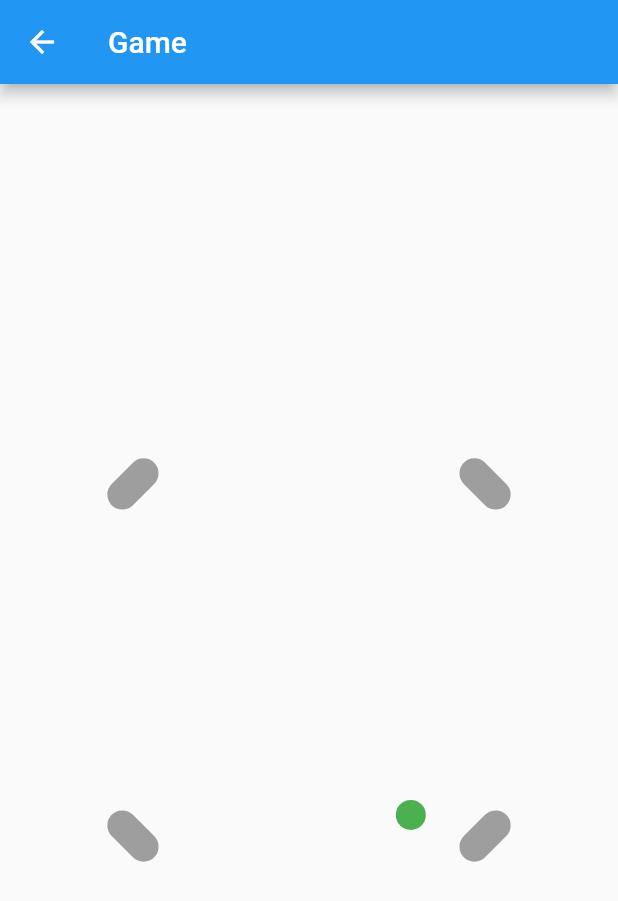
After one commit to BIGCR/flutter-ui-challenges, a Flutter app: the CornerCross screen opened by its route, on a phone screen of 412 x 824 dp. The commit adds this screen. Shown: the top 901 px of the screen. Run offline on Flutter 3.47's test engine with Material 2 defaults, Android fonts, the phone set to English and light mode, and no system bars; our stand-ins replace outline_material_icons.

Commit message:
Tween sequence animation working as expected for when player object should alter direction

```diff
--- /dev/null
+++ b/lib/cornercross/corner_cross.dart
@@ -0,0 +1,350 @@
+import 'dart:math';
+
+import 'package:flutter/material.dart';
+import 'package:flutter/scheduler.dart';
+
+enum Direction { left, right, up, down }
+
+class CornerCross extends StatefulWidget {
+  static final routeName = '/corner-cross';
+
+  @override
+  _CornerCrossState createState() => _CornerCrossState();
+}
+
+class _CornerCrossState extends State<CornerCross>
+    with SingleTickerProviderStateMixin {
+  AnimationController _controller;
+  Alignment _alignment = Alignment.topLeft;
+  Direction _directions = Direction.left;
+
+  @override
+  void initState() {
+    _controller = AnimationController(vsync: this);
+    Future.delayed(Duration(seconds: 1), () {
+      setState(() {
+        _alignment = Alignment.topRight;
+        _directions = Direction.right;
+      });
+    });
+    super.initState();
+  }
+
+  @override
+  void dispose() {
+    _controller.dispose();
+    super.dispose();
+  }
+
+  @override
+  Widget build(BuildContext context) {
+    var width = MediaQuery.of(context).size.width;
+    return Scaffold(
+      appBar: AppBar(
+        title: Text('Game'),
+      ),
+      body: InkWell(
+        // onTap: _changeDirections,
+        child: Stack(
+          alignment: Alignment.centerRight,
+          children: [
+            Container(),
+            Align(
+              alignment: Alignment.center,
+              child: Container(
+                width: width * .55,
+                height: width * .55,
+                child: Stack(
+                  overflow: Overflow.visible,
+                  fit: StackFit.expand,
+                  children: [
+                    Positioned(
+                      left: -17,
+                      top: -17,
+                      child: Transform(
+                        alignment: Alignment.centerRight,
+                        transform: Matrix4.identity()..rotateZ(pi / 4),
+                        child: TargetBarrier(),
+                      ),
+                    ),
+                    Positioned(
+                      right: -17,
+                      top: -17,
+                      child: Transform(
+                        alignment: Alignment.centerLeft,
+                        transform: Matrix4.identity()..rotateZ(-pi / 4),
+                        child: TargetBarrier(),
+                      ),
+                    ),
+                    Positioned(
+                      right: -17,
+                      bottom: -17,
+                      child: Transform(
+                        alignment: Alignment.centerLeft,
+                        transform: Matrix4.identity()..rotateZ(pi / 4),
+                        child: TargetBarrier(),
+                      ),
+                    ),
+                    Positioned(
+                      left: -17,
+                      bottom: -17,
+                      child: Transform(
+                        alignment: Alignment.centerRight,
+                        transform: Matrix4.identity()..rotateZ(-pi / 4),
+                        child: TargetBarrier(),
+                      ),
+                    ),
+                    PlayerParticle(
+                      alignment: _alignment,
+                      direction: _directions,
+                    )
+                  ],
+                ),
+              ),
+            ),
+            DangerParticle(
+              offset: Offset(20.0, -50.0),
+            ),
+            DangerParticle(),
+            DangerParticle(
+              offset: Offset(20.0, 50.0),
+            ),
+          ],
+        ),
+      ),
+    );
+  }
+}
+
+class PlayerParticle extends StatefulWidget {
+  final Alignment alignment;
+  final Direction direction;
+
+  const PlayerParticle({Key key, this.alignment, this.direction})
+      : super(key: key);
+
+  @override
+  _PlayerParticleState createState() => _PlayerParticleState();
+}
+
+class _PlayerParticleState extends State<PlayerParticle>
+    with SingleTickerProviderStateMixin {
+  AnimationController _controller;
+  bool isClockwise = true;
+
+  final Widget _child = Container(
+    height: 20,
+    width: 20,
+    decoration: BoxDecoration(shape: BoxShape.circle, color: Colors.green),
+  );
+
+  Animation<AlignmentGeometry> animation;
+
+  final AlignmentTween topLeftToTopRight = AlignmentTween(
+    begin: Alignment.topLeft,
+    end: Alignment.topRight,
+  );
+
+  final AlignmentTween topRightToBottomRight = AlignmentTween(
+    begin: Alignment.topRight,
+    end: Alignment.bottomRight,
+  );
+
+  final AlignmentTween bottomRightToBottomLeft = AlignmentTween(
+    begin: Alignment.bottomRight,
+    end: Alignment.bottomLeft,
+  );
+
+  final AlignmentTween bottomLeftToTopLeft = AlignmentTween(
+    begin: Alignment.bottomLeft,
+    end: Alignment.topLeft,
+  );
+
+  @override
+  void initState() {
+    _controller =
+        AnimationController(duration: Duration(milliseconds: 500, seconds: 3), vsync: this)
+          ..addStatusListener(
+            (status) {
+              if (status == AnimationStatus.completed || status == AnimationStatus.dismissed) {
+                if(isClockwise) {
+                  _controller.repeat();
+                } else {
+                  _controller.reverse(from: 1);
+                }
+              }
+            },
+          );
+
+    final sequenceItmes = <TweenSequenceItem<AlignmentGeometry>>[];
+
+    sequenceItmes.add(
+      TweenSequenceItem<AlignmentGeometry>(
+        tween: topLeftToTopRight,
+        weight: 1 / 4,
+      ),
+    );
+
+    sequenceItmes.add(
+      TweenSequenceItem<AlignmentGeometry>(
+        tween: topRightToBottomRight,
+        weight: 1 / 4,
+      ),
+    );
+
+    sequenceItmes.add(
+      TweenSequenceItem<AlignmentGeometry>(
+        tween: bottomRightToBottomLeft,
+        weight: 1 / 4,
+      ),
+    );
+
+    sequenceItmes.add(
+      TweenSequenceItem<AlignmentGeometry>(
+        tween: bottomLeftToTopLeft,
+        weight: 1 / 4,
+      ),
+    );
+
+    animation = TweenSequence<AlignmentGeometry>(sequenceItmes).animate(_controller);
+    _controller.forward();
+    super.initState();
+  }
+
+  @override
+  void dispose() {
+    _controller.dispose();
+    super.dispose();
+  }
+
+  void _toggleController() {
+    if(_controller.status == AnimationStatus.forward) {
+      isClockwise = false;
+      _controller.reverse();
+    } else {
+      isClockwise = true;
+      _controller.forward();
+    }
+  }
+
+  @override
+  Widget build(BuildContext context) {
+    return LayoutBuilder(
+      builder: (context, constraints) {
+        var width = constraints.biggest.width;
+
+        return Stack(
+          children: [
+            InkWell(
+              onTap: _toggleController,
+              child: Container(
+              ),
+            ),
+            AnimatedBuilder(
+              animation: animation,
+              builder: (context, child) {
+                return Align(
+                  alignment: animation.value,
+                  child: _child,
+                );
+              },
+            )
+          ],
+        );
+      },
+    );
+  }
+}
+
+class TargetBarrier extends StatefulWidget {
+  @override
+  _TargetBarrierState createState() => _TargetBarrierState();
+}
+
+class _TargetBarrierState extends State<TargetBarrier> {
+  @override
+  Widget build(BuildContext context) {
+    return Container(
+      height: 40,
+      width: 20,
+      decoration: BoxDecoration(
+          borderRadius: BorderRadius.all(
+            Radius.circular(20),
+          ),
+          color: Colors.grey),
+    );
+  }
+}
+
+class DangerParticle extends StatefulWidget {
+  final Offset offset;
+
+  const DangerParticle({
+    Key key,
+    this.offset = const Offset(20.0, 0.0),
+  }) : super(key: key);
+
+  @override
+  _DangerParticleState createState() => _DangerParticleState();
+}
+
+class _DangerParticleState extends State<DangerParticle>
+    with SingleTickerProviderStateMixin {
+  AnimationController _controller;
+  var random = Random();
+
+  @override
+  void initState() {
+    _controller = AnimationController(
+      duration: Duration(seconds: 2),
+      vsync: this,
+    )..addStatusListener((status) {
+        if (status == AnimationStatus.completed) {
+          _controller.reset();
+          Future.delayed(Duration(milliseconds: 100 * random.nextInt(25)), () {
+            if (this.mounted) {
+              _controller.forward();
+            }
+          });
+        }
+      });
+
+    Future.delayed(Duration(milliseconds: 100 * random.nextInt(25)), () {
+      if (this.mounted) {
+        _controller.forward();
+      }
+    });
+    super.initState();
+  }
+
+  @override
+  void dispose() {
+    _controller.dispose();
+    super.dispose();
+  }
+
+  @override
+  Widget build(BuildContext context) {
+    var width = MediaQuery.of(context).size.width;
+
+    return AnimatedBuilder(
+      animation: _controller,
+      child: Container(
+        width: 20,
+        height: 20,
+        decoration:
+            BoxDecoration(shape: BoxShape.rectangle, color: Colors.black),
+      ),
+      builder: (context, child) {
+        return Transform.translate(
+          offset: widget.offset,
+          child: Transform(
+            transform: Matrix4.identity()
+              ..translate(1 - width * _controller.value),
+            child: child,
+          ),
+        );
+      },
+    );
+  }
+}
--- /dev/null
+++ b/lib/cornercross/models.dart
@@ -0,0 +1,42 @@
+import 'dart:collection';
+import 'dart:math';
+
+import 'package:flutter/material.dart';
+
+class Barrier with ChangeNotifier {
+  bool isActive = false;
+  Alignment alignment;
+  final double zRotation;
+
+  void toggleActive() {
+    isActive = !isActive;
+  }
+
+  Barrier({Key key, this.alignment, this.zRotation});
+}
+
+class BarriersModel with ChangeNotifier {
+  final Map<int, Barrier> _barriersMap = List.generate(4, (int index)  {
+    return Barrier();
+  }).asMap();
+
+  UnmodifiableMapView<int, Barrier> get barriers => UnmodifiableMapView(_barriersMap);
+}
+
+class DangerParticle with ChangeNotifier {
+  final Offset offset;
+  final Random random = Random();
+  final Color color;
+
+  DangerParticle({Key key, this.offset, this.color = Colors.black});
+}
+
+class DangerParticlesModel with ChangeNotifier {
+  final List<DangerParticle> _dangerParticles = [
+    DangerParticle(),
+    DangerParticle(),
+    DangerParticle(),
+  ];
+
+  UnmodifiableListView<DangerParticle> get particles => UnmodifiableListView(_dangerParticles);
+}
--- a/lib/main.dart
+++ b/lib/main.dart
@@ -1,7 +1,9 @@
 import 'package:flutter/material.dart';
+import 'package:flutter_ui_challenges/cornercross/corner_cross.dart';
 import 'package:flutter_ui_challenges/lightswitch/on_off_switch.dart';
 import 'package:flutter_ui_challenges/onboarding/animated_onboarding.dart';
 import 'package:flutter_ui_challenges/readabletabbar/readable_tab_bar.dart';
+import 'package:provider/provider.dart';
 
 void main() {
   runApp(MyApp());
@@ -69,6 +71,11 @@ final allPages = [
     route: Onboarding.routeName,
     builder: (context) => Onboarding(),
   ),
+  Page(
+    name: 'Corner Cross',
+    route: CornerCross.routeName,
+    builder: (context) => CornerCross(),
+  ),
 ];
 
 final routes =
--- a/pubspec.yaml
+++ b/pubspec.yaml
@@ -24,6 +24,7 @@ dependencies:
   flutter:
     sdk: flutter
   outline_material_icons: ^0.1.1
+  provider: ^4.3.2+2
 
 
   # The following adds the Cupertino Icons font to your application.
```
Also changed, not shown: pubspec.lock, 1 other file.
